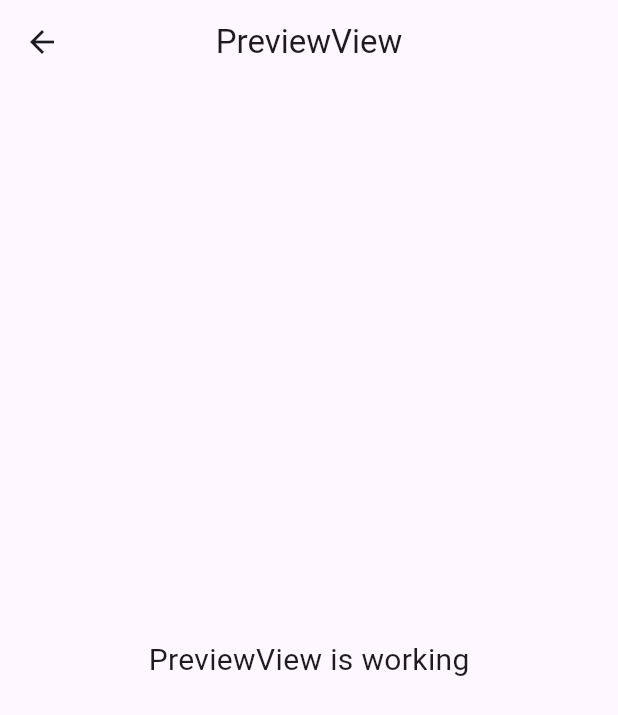
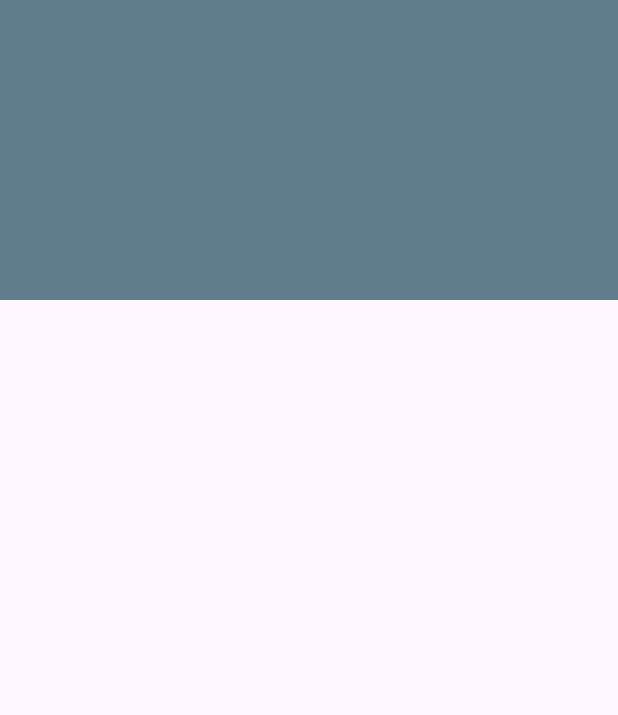
Before and after one commit to Mataram-Tech-Solutions/fake-livin, a Flutter app: the PreviewView screen opened by its route, on a phone screen of 412 x 824 dp. Shown: the top 715 px of the screen. Run offline on Flutter 3.47's test engine with Material 3 defaults, Android fonts, the phone set to English and light mode, and no system bars; our stand-ins replace get.

Commit message:
preview page

```diff
--- a/lib/app/modules/preview/controllers/preview_controller.dart
+++ b/lib/app/modules/preview/controllers/preview_controller.dart
@@ -2,6 +2,19 @@ import 'package:get/get.dart';
 
 class PreviewController extends GetxController {
   //TODO: Implement PreviewController
+  var dttm = ''.obs;
+  var ref = ''.obs;
+  var ANrek = ''.obs;
+  var nobn = ''.obs;
+  var curr = ''.obs;
+  var ANrektu = ''.obs;
+  var bank = ''.obs;
+  var nobntu = ''.obs;
+  var currtu = ''.obs;
+  var jutf = ''.obs;
+  var bitf = ''.obs;
+  var norefpe = ''.obs;
+  var deskripsi = ''.obs;
 
   final count = 0.obs;
   @override
@@ -20,4 +33,34 @@ class PreviewController extends GetxController {
   }
 
   void increment() => count.value++;
+  void setPreviewData(Map<String, String> data) {
+    dttm.value = data['dttm'] ?? '-';
+    ref.value = data['ref'] ?? '-';
+    ANrek.value = data['ANrek'] ?? '-';
+    nobn.value = data['nobn'] ?? '-';
+    curr.value = data['curr'] ?? '-';
+    ANrektu.value = data['ANrektu'] ?? '-';
+    bank.value = data['bank'] ?? '-';
+    nobntu.value = data['nobntu'] ?? '-';
+    currtu.value = data['currtu'] ?? '-';
+    jutf.value = data['jutf'] ?? '-';
+    bitf.value = data['bitf'] ?? '-';
+    norefpe.value = data['norefpe'] ?? '-';
+    deskripsi.value = data['deskripsi'] ?? '-';
+
+    print("Tanggal/Waktu di preview: ${dttm.value}");
+    print("ref di preview: ${ref.value}");
+    print("anrek di preview: ${ANrek.value}");
+    print("nobn di preview: ${nobn.value}");
+    print("curr di preview: ${curr.value}");
+    print("anrektu di preview: ${ANrektu.value}");
+    print("bank di preview: ${bank.value}");
+    print("nobntu di preview: ${nobntu.value}");
+    print("currtu di preview: ${currtu.value}");
+    print("juftu di preview: ${jutf.value}");
+    print("bitf di preview: ${bitf.value}");
+    print("norefpe di preview: ${norefpe.value}");
+    print("deskripsi di preview: ${deskripsi.value}");
+
+  }
 }
--- a/lib/app/modules/preview/views/preview_view.dart
+++ b/lib/app/modules/preview/views/preview_view.dart
@@ -1,4 +1,5 @@
 import 'package:flutter/material.dart';
+import 'package:flutter/widgets.dart';
 
 import 'package:get/get.dart';
 
@@ -9,14 +10,29 @@ class PreviewView extends GetView<PreviewController> {
   @override
   Widget build(BuildContext context) {
     return Scaffold(
-      appBar: AppBar(
-        title: const Text('PreviewView'),
-        centerTitle: true,
-      ),
-      body: const Center(
-        child: Text(
-          'PreviewView is working',
-          style: TextStyle(fontSize: 20),
+      body: Center(
+        child: Container(
+          height: MediaQuery.of(context).size.height,
+          child: SingleChildScrollView(
+            child: Column(
+              mainAxisAlignment: MainAxisAlignment.center,
+              crossAxisAlignment: CrossAxisAlignment.center,
+              children: [
+                Container(
+                  width: MediaQuery.of(context).size.width, // Memenuhi lebar layar
+                  height: 200, // Tinggi kotak persegi panjang
+                  color: Colors.blueGrey, // Warna latar belakang kotak
+                  child: Center(
+                    // child: Image.asset(
+                    //   'assets/your_image.png', // Ganti dengan path gambar Anda
+                    //   width: 100, // Lebar gambar
+                    //   height: 100, // Tinggi gambar
+                    // ),
+                  ),
+                ),
+              ],
+            ),
+          ),
         ),
       ),
     );
--- a/lib/app/routes/app_pages.dart
+++ b/lib/app/routes/app_pages.dart
@@ -17,7 +17,7 @@ class AppPages {
   static final routes = [
     GetPage(
       name: _Paths.HOME,
-      page: () =>HomeView(),
+      page: () => HomeView(),
       binding: HomeBinding(),
     ),
     GetPage(
@@ -30,5 +30,6 @@ class AppPages {
       page: () => SplashScreenView(),
       binding: SplahsScreenBinding(),
     ),
+
   ];
 }
--- a/lib/app/routes/app_routes.dart
+++ b/lib/app/routes/app_routes.dart
@@ -6,6 +6,7 @@ abstract class Routes {
   static const HOME = _Paths.HOME;
   static const PREVIEW = _Paths.PREVIEW;
   static const SPLAHS_SCREEN = _Paths.SPLAHS_SCREEN;
+  static const LIVIN = _Paths.LIVIN;
 }
 
 abstract class _Paths {
@@ -13,4 +14,5 @@ abstract class _Paths {
   static const HOME = '/home';
   static const PREVIEW = '/preview';
   static const SPLAHS_SCREEN = '/splahs-screen';
+  static const LIVIN = '/livin';
 }
```
Also changed, not shown: lib/app/modules/home/controllers/home_controller.dart (+98 -2 lines), lib/app/modules/home/views/home_view.dart (+64 -30 lines).
